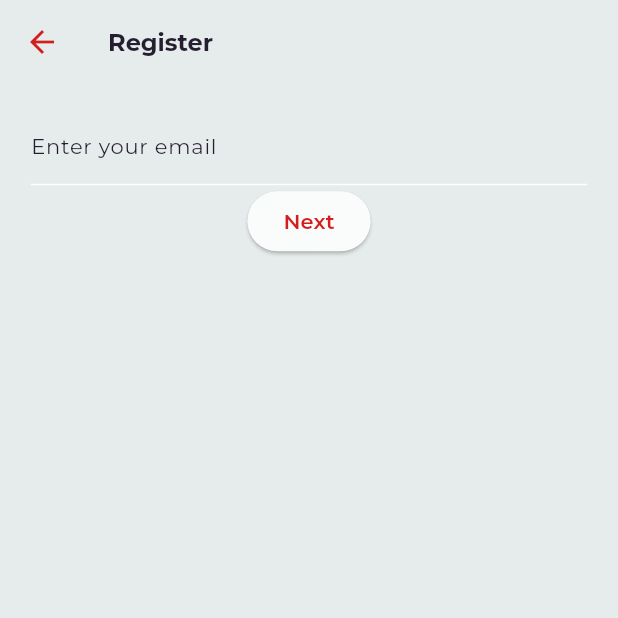
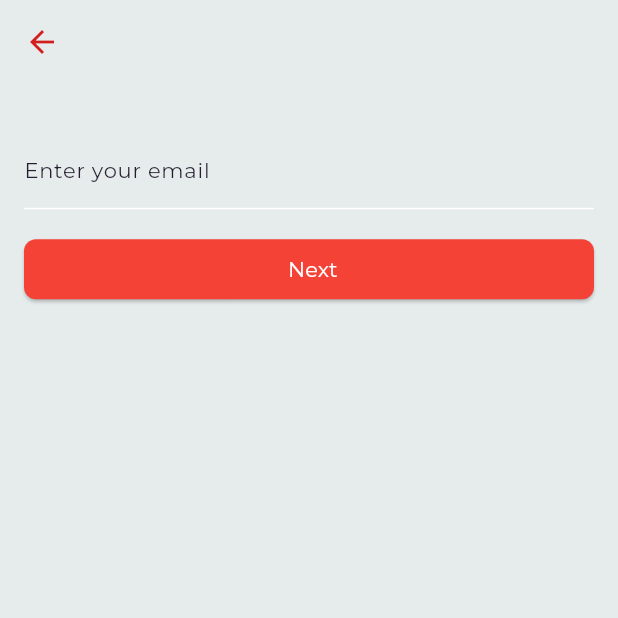
Before and after one commit to bretthoes/shared-cookbook-frontend, a Flutter app: the screen it shows after launch, after a tap on "Register", on a phone screen of 412 x 824 dp, the top half of it. Run offline on Flutter 3.47's test engine with Material 3 defaults, Android fonts, the phone set to English and light mode, and no system bars; our stand-ins replace another_flushbar, dio, event_bus, flutter_mobx, get_it, google_fonts and 6 more; missing offline and left inert: material_dialog, xxtea; generated files the repository leaves out were written again.

Commit message:
add register workflow

```diff
--- a/lib/presentation/landing/landing.dart
+++ b/lib/presentation/landing/landing.dart
@@ -1,3 +1,4 @@
+import 'package:boilerplate/core/widgets/square_button_widget.dart';
 import 'package:boilerplate/presentation/login/login.dart';
 import 'package:boilerplate/presentation/register/register.dart';
 import 'package:flutter/material.dart';
@@ -11,12 +12,10 @@ class LandingScreen extends StatelessWidget {
       body: Stack(
         fit: StackFit.expand,
         children: [
-          // Background image
           Image.asset(
             'assets/images/background_image.png',
             fit: BoxFit.cover,
           ),
-
           Positioned(
             top: 64.0,
             left: 16.0,
@@ -24,46 +23,27 @@ class LandingScreen extends StatelessWidget {
             child: Column(
               crossAxisAlignment: CrossAxisAlignment.stretch,
               children: [
-                ElevatedButton(
+                SquareButtonWidget(
+                  buttonColor: Colors.red,
+                  buttonText: "Login",
                   onPressed: () {
                     Navigator.push(
                       context,
                       MaterialPageRoute(builder: (context) => LoginScreen()),
                     );
                   },
-                  style: ElevatedButton.styleFrom(
-                    shape: RoundedRectangleBorder(
-                      borderRadius: BorderRadius.circular(8.0),
-                    ),
-                    backgroundColor: Colors.red,
-                  ),
-                  child: Text(
-                    "Login",
-                    style: TextStyle(
-                      color: Colors.white,
-                    ),
-                  ),
                 ),
                 SizedBox(height: 16.0),
-                ElevatedButton(
+                SquareButtonWidget(
+                  buttonColor: Colors.white,
+                  textColor: Colors.black,
+                  buttonText: "Register",
                   onPressed: () {
                     Navigator.push(
                       context,
                       MaterialPageRoute(builder: (context) => RegisterScreen()),
                     );
                   },
-                  style: ElevatedButton.styleFrom(
-                    shape: RoundedRectangleBorder(
-                      borderRadius: BorderRadius.circular(8.0),
-                    ),
-                    backgroundColor: Colors.white,
-                  ),
-                  child: Text(
-                    "Register",
-                    style: TextStyle(
-                      color: Colors.black,
-                    ),
-                  ),
                 ),
                 SizedBox(height: 16.0),
                 Text(
--- a/lib/presentation/register/register.dart
+++ b/lib/presentation/register/register.dart
@@ -1,22 +1,6 @@
-import 'package:another_flushbar/flushbar_helper.dart';
-import 'package:boilerplate/constants/assets.dart';
-import 'package:boilerplate/core/stores/form/form_store.dart';
-import 'package:boilerplate/core/widgets/app_icon_widget.dart';
 import 'package:boilerplate/core/widgets/back_button_app_bar_widget.dart';
-import 'package:boilerplate/core/widgets/progress_indicator_widget.dart';
-import 'package:boilerplate/core/widgets/rounded_button_widget.dart';
-import 'package:boilerplate/core/widgets/textfield_widget.dart';
-import 'package:boilerplate/data/sharedpref/constants/preferences.dart';
-import 'package:boilerplate/presentation/home/store/theme/theme_store.dart';
-import 'package:boilerplate/presentation/login/store/login_store.dart';
-import 'package:boilerplate/utils/device/device_utils.dart';
-import 'package:boilerplate/utils/locale/app_localization.dart';
-import 'package:boilerplate/utils/routes/routes.dart';
-import 'package:flutter/material.dart';
-import 'package:flutter_mobx/flutter_mobx.dart';
-import 'package:shared_preferences/shared_preferences.dart';
-
-import '../../di/service_locator.dart';
+import 'package:boilerplate/core/widgets/square_button_widget.dart';
+import 'package:boilerplate/presentation/register/email_verification.dart';
 import 'package:flutter/material.dart';
 
 class RegisterScreen extends StatefulWidget {
@@ -25,109 +9,58 @@ class RegisterScreen extends StatefulWidget {
 }
 
 class _RegisterScreenState extends State<RegisterScreen> {
-  PageController _pageController = PageController();
   TextEditingController _emailController = TextEditingController();
-  TextEditingController _verificationCodeController = TextEditingController();
-  TextEditingController _passwordController = TextEditingController();
-
-  int _currentPage = 0;
 
   @override
   Widget build(BuildContext context) {
     return Scaffold(
-      appBar: AppBar(
-        title: Text("Register"),
-      ),
+      appBar: BackButtonAppBar(),
       body: PageView(
-        controller: _pageController,
-        onPageChanged: (index) {
-          setState(() {
-            _currentPage = index;
-          });
-        },
         children: [
           _buildEmailPage(),
-          _buildVerificationCodePage(),
-          _buildPasswordPage(),
         ],
       ),
     );
   }
 
   Widget _buildEmailPage() {
-    return Column(
-      crossAxisAlignment: CrossAxisAlignment.center,
+    return Scaffold(
+      body: Stack(
+        fit: StackFit.expand,
         children: [
-        SizedBox(height: 16.0),
+          Positioned(
+            top: 32.0,
+            left: 16.0,
+            right: 16.0,
+            child: Column(
+              crossAxisAlignment: CrossAxisAlignment.stretch,
+              children: [
                 Container(
-          width: MediaQuery.of(context).size.width * 0.9, // 90% of screen width
                   child: TextField(
                     controller: _emailController,
                     decoration: InputDecoration(labelText: "Enter your email"),
                   ),
                 ),
-        ElevatedButton(
+                SizedBox(height: 16.0),
+                SquareButtonWidget(
+                  buttonColor: Colors.red,
+                  buttonText: "Next",
                   onPressed: () {
-            // Add logic to send verification code to email
-            // Move to the next page
-            _pageController.nextPage(
-              duration: Duration(milliseconds: 300),
-              curve: Curves.easeInOut,
+                    // TODO check if email is taken, if not send
+                    // verification and redirect to verification page
+                    Navigator.push(
+                      context,
+                      MaterialPageRoute(
+                        builder: (context) => EmailVerificationScreen(),
+                      ),
                     );
                   },
-          child: Text("Next"),
                 ),
               ],
-    );
-  }
-
-  Widget _buildVerificationCodePage() {
-    return Column(
-      crossAxisAlignment: CrossAxisAlignment.center,
-      children: [
-        SizedBox(height: 16.0),
-        Text("Check your email for the verification code"),
-        Container(
-          width: MediaQuery.of(context).size.width * 0.9, // 90% of screen width
-          child: TextField(
-            controller: _verificationCodeController,
-            decoration: InputDecoration(labelText: "Enter verification code"),
             ),
           ),
-        Spacer(), // Add Spacer to push the button to the bottom
-        ElevatedButton(
-          onPressed: () {
-            // Add logic to verify the code
-            // Move to the next page
-            _pageController.nextPage(
-              duration: Duration(milliseconds: 300),
-              curve: Curves.easeInOut,
-            );
-          },
-          child: Text("Continue"),
+        ],
       ),
-      ],
-    );
-  }
-
-  Widget _buildPasswordPage() {
-    return Column(
-      mainAxisAlignment: MainAxisAlignment.center,
-      children: [
-        TextField(
-          controller: _passwordController,
-          decoration: InputDecoration(labelText: "Set your password"),
-          obscureText: true,
-        ),
-        ElevatedButton(
-          onPressed: () {
-            // Add logic to complete registration with the password
-            // For simplicity, navigate to home page after registration
-            Navigator.of(context).popUntil((route) => route.isFirst);
-          },
-          child: Text("Register"),
-        ),
-      ],
     );
   }
 }
```
Also changed, not shown: lib/presentation/register/email_verification.dart (added, +79 -0 lines), lib/presentation/register/set_password.dart (added, +71 -0 lines). Lines whose indentation alone changed are shown as unchanged.
